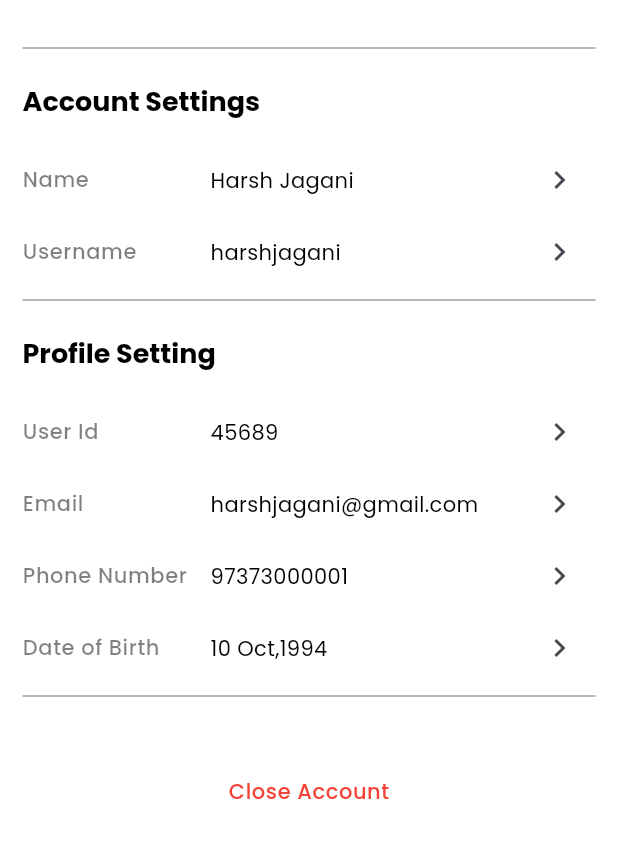
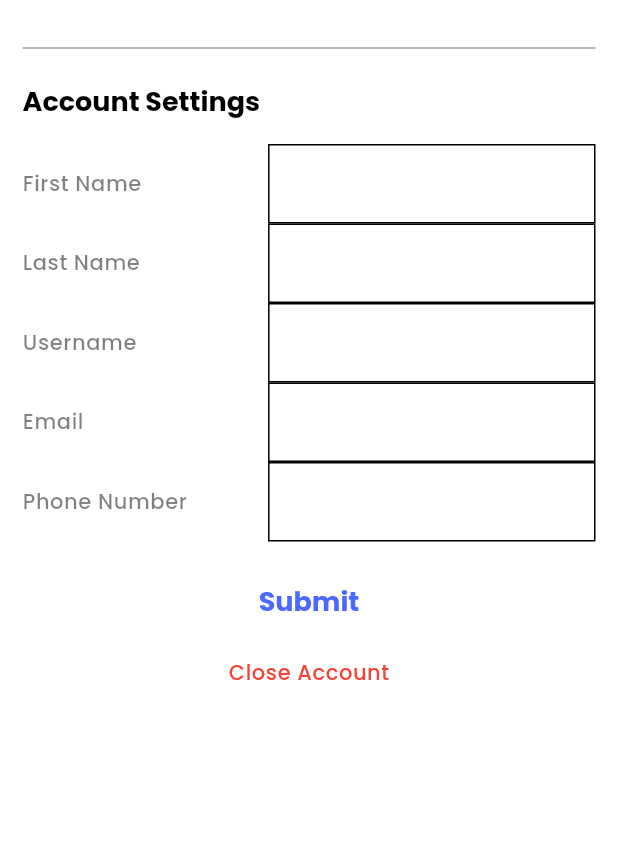
Before and after one commit to HarshJagani/e_comm, a Flutter app: the ProfileScreen screen opened directly, on a phone screen of 412 x 824 dp, the part 189-1047 px from its top. Run offline on Flutter 3.47's test engine with Material 3 defaults, Android fonts, the phone set to English and light mode, and no system bars; our stand-ins replace cloud_firestore, connectivity_plus, curved_navigation_bar, firebase_auth, firebase_core, firebase_storage and 6 more; accounts and stored records are empty.

Commit message:
today changes

```diff
--- a/lib/common/Widgets/appbar/appbar.dart
+++ b/lib/common/Widgets/appbar/appbar.dart
@@ -1,9 +1,6 @@
-import 'package:e_comm_app/features/shop/screens/setting_screem.dart';
-import 'package:e_comm_app/navigation_bar.dart';
 import 'package:e_comm_app/utils/constants/size.dart';
 import 'package:e_comm_app/utils/device/device_utilities.dart';
 import 'package:flutter/material.dart';
-import 'package:get/get.dart';
 
 class ECAppBar extends StatelessWidget implements PreferredSizeWidget {
   const ECAppBar({
--- a/lib/common/Widgets/profile_tile.dart
+++ b/lib/common/Widgets/profile_tile.dart
@@ -1,27 +1,37 @@
-import 'package:flutter/cupertino.dart';
 import 'package:flutter/material.dart';
-import 'package:flutter/widgets.dart';
 
 class ProfileTile extends StatelessWidget {
   const ProfileTile({
     super.key,
     required this.leadingText,
-    required this.icon,
-    required this.title,
-    required this.ontap,
+    required this.controller,
+    this.validator,
   });
+
   final String leadingText;
-  final IconData icon;
-  final String title;
-  final VoidCallback ontap;
+  final TextEditingController controller;
+  final String? Function(String?)? validator;
 
   @override
   Widget build(BuildContext context) {
     return Row(
       children: [
-        Expanded(flex: 3,child: Text(leadingText, style: Theme.of(context).textTheme.bodySmall,overflow: TextOverflow.ellipsis)),
-        Expanded(flex: 5,child: Text(title, style: Theme.of(context).textTheme.bodyMedium,overflow: TextOverflow.ellipsis)),
-        IconButton(icon: Icon(icon), onPressed: ontap)
+        Expanded(
+            flex: 3,
+            child: Text(leadingText,
+                style: Theme.of(context).textTheme.bodySmall,
+                overflow: TextOverflow.ellipsis)),
+        Expanded(
+            flex: 4,
+            child: TextFormField(
+              validator: validator,
+              controller: controller,
+              decoration: const InputDecoration(
+                  enabledBorder:
+                      OutlineInputBorder(borderRadius: BorderRadius.zero),
+                  disabledBorder:
+                      OutlineInputBorder(borderRadius: BorderRadius.zero)),
+            )),
       ],
     );
   }
--- a/lib/data/repositories/authentication_repo.dart
+++ b/lib/data/repositories/authentication_repo.dart
@@ -12,6 +12,9 @@
 //Variables
   final deviceStorage = GetStorage();
   final _auth = FirebaseAuth.instance;
+
+// Set authentication user data
+//User? get authUser => _auth.currentUser;
 
 
   @override
--- a/lib/features/authentication/models/usermodel.dart
+++ b/lib/features/authentication/models/usermodel.dart
@@ -21,7 +21,6 @@
       this.name});
 
 //Convert model to Json structure for storing data in firebase.
-
   Map<String, dynamic> toJson() {
     return {
       'FirstName': firstName,
@@ -34,18 +33,33 @@
     };
   }
 
+  // Static function to create an empty user model.
+  static UserModel empty() => UserModel(
+      id: '',
+      firstName: '',
+      lastName: '',
+      userName: '',
+      phoneNumber: '',
+      profilePicture: '',
+      emailAddress: '');
+
+// Facrory method to creat UserModel from a firebase document snapshot.
   factory UserModel.fromSnapshot(
       DocumentSnapshot<Map<String, dynamic>> document) {
+    if (document.data() != null) {
       final data = document.data()!;
       return UserModel(
         id: document.id,
-      firstName: data['FirstName'],
-      lastName: data['LastName'],
+        firstName: data['FirstName'] ?? '',
+        lastName: data['LastName'] ?? '',
         emailAddress: data['EmailAddress'],
-      userName: data["UserName"],
-      phoneNumber: data["PhoneNumber"],
+        userName: data["UserName"] ?? '',
+        phoneNumber: data["PhoneNumber"] ?? '',
         profilePicture: data["ProfilePicture"] ?? "",
-      name: data['Name'],
+        name: data['Name'] ?? '',
       );
+    } else {
+      return UserModel.empty();
     }
   }
+}
--- /dev/null
+++ b/lib/features/personalization/controllers/user_controller.dart
@@ -0,0 +1,26 @@
+import 'package:e_comm_app/data/repositories/user_repository.dart';
+import 'package:e_comm_app/features/authentication/models/usermodel.dart';
+import 'package:get/get.dart';
+
+class UserController extends GetxController {
+  static UserController get instance => Get.find();
+
+  Rx<UserModel> user = UserModel.empty().obs;
+  final userRepository = Get.put(UserRepository());
+
+  @override
+  void onInit() {
+    super.onInit();
+    fetchuserRecord();
+  }
+
+//Fetch user record
+  Future<void> fetchuserRecord() async {
+    try {
+      final user = await userRepository.fetchUserDetails();
+      this.user(user);
+    } catch (e) {
+      throw 'Somthing went wrong!';
+    }
+  }
+}
--- /dev/null
+++ b/lib/features/shop/controllers/update_profile_controller.dart
@@ -0,0 +1,44 @@
+import 'package:e_comm_app/data/repositories/user_repository.dart';
+import 'package:e_comm_app/features/authentication/controllers/network_manager.dart';
+import 'package:e_comm_app/features/personalization/controllers/user_controller.dart';
+import 'package:e_comm_app/utils/constants/image_strings.dart';
+import 'package:e_comm_app/utils/popups/full_screen_loader.dart';
+import 'package:flutter/material.dart';
+import 'package:get/get.dart';
+
+class UpdateProfileController extends GetxController {
+  UpdateProfileController get instance => Get.find();
+  final userRepository = UserRepository.instance;
+  final firstName = TextEditingController(text: UserController.instance.user.value.firstName??'Not Found');
+  final lastName = TextEditingController(text: UserController.instance.user.value.lastName??'Not Found');
+  final username = TextEditingController(text: UserController.instance.user.value.userName??'Not Found');
+  final email = TextEditingController(text: UserController.instance.user.value.emailAddress??'Not Found');
+  final phone = TextEditingController(text: UserController.instance.user.value.phoneNumber??'Not Found');
+  GlobalKey<FormState> updateUserDetailesKey = GlobalKey<FormState>();
+
+  Future<void> updateUserData() async{
+
+     //Start Loading
+      ECFullScreenLoader.openLoadingDialog(
+          'We are processing your information..', ECImageString.loadanimation);
+
+      // Check Internet Connectivity
+      final isConnected = await NetworkManager.instance.isConnected();
+      if (!isConnected) {
+        ECFullScreenLoader.stopLoading();
+        return ;
+      }
+
+      //Form Validation
+      if (!updateUserDetailesKey.currentState!.validate()) {
+        ECFullScreenLoader.stopLoading();
+        return;
+      }
+
+      //Update user detailes
+      await userRepository.updateUserDetails(UserController.instance.user.value);
+
+      ECFullScreenLoader.stopLoading();
+  }
+
+}
--- a/lib/features/shop/screens/profile_settings.dart
+++ b/lib/features/shop/screens/profile_settings.dart
@@ -1,8 +1,12 @@
 import 'package:e_comm_app/common/Widgets/appbar/appbar.dart';
 import 'package:e_comm_app/common/Widgets/profile_tile.dart';
+import 'package:e_comm_app/features/personalization/controllers/user_controller.dart';
+import 'package:e_comm_app/features/shop/controllers/update_profile_controller.dart';
 import 'package:e_comm_app/navigation_bar.dart';
+import 'package:e_comm_app/utils/constants/colors.dart';
 import 'package:e_comm_app/utils/constants/image_strings.dart';
 import 'package:e_comm_app/utils/constants/size.dart';
+import 'package:e_comm_app/utils/validators/validation.dart';
 import 'package:flutter/material.dart';
 import 'package:get/get.dart';
 
@@ -11,16 +15,20 @@
 
   @override
   Widget build(BuildContext context) {
+    final controller = UserController.instance;
+    final updateController = Get.put(UpdateProfileController());
     return Scaffold(
       appBar: ECAppBar(
         showBackArrow: true,
-        leadingOnPressed: () => Get.off(()=>const NavigationMenu()),
+        leadingOnPressed: () => Get.off(() => const NavigationMenu()),
         title:
             Text('Profile', style: Theme.of(context).textTheme.headlineMedium),
       ),
       body: SingleChildScrollView(
         child: Padding(
           padding: const EdgeInsets.symmetric(horizontal: 15),
+          child: Form(
+            key: updateController.updateUserDetailesKey,
             child: Column(
               crossAxisAlignment: CrossAxisAlignment.start,
               children: [
@@ -40,42 +48,42 @@
                     style: Theme.of(context).textTheme.headlineSmall),
                 const SizedBox(height: ECSize.md),
                 ProfileTile(
-                  leadingText: 'Name',
-                  icon: Icons.navigate_next,
-                  title: 'Harsh Jagani',
-                  ontap: () {}),
+                  validator: (value) => ECValidator.validateEmptytext('First Name', value),
+                  controller: updateController.firstName,
+                  leadingText: 'First Name',
+                ),
                 ProfileTile(
+                  validator: (value) => ECValidator.validateEmptytext('Last Name', value),
+                  controller: updateController.lastName,
+                  leadingText: 'Last Name',
+                ),
+                ProfileTile(
+                  validator: (value) => ECValidator.validateEmptytext('Username', value),
+                  controller: updateController.username,
                   leadingText: 'Username',
-                  icon: Icons.navigate_next,
-                  title: 'harshjagani',
-                  ontap: () {}),
-              const Divider(color: Colors.grey),
-              const SizedBox(height: ECSize.md),
-              Text('Profile Setting',
-                  style: Theme.of(context).textTheme.headlineSmall),
-              const SizedBox(height: ECSize.md),
+                ),
                 ProfileTile(
-                  leadingText: 'User Id',
-                  icon: Icons.navigate_next,
-                  title: '45689',
-                  ontap: () {}),
+                  validator: (value) => ECValidator.validateEmail(value),
+                  controller: updateController.email,
+                  leadingText: 'Email',
+                ),
                 ProfileTile(
-                  leadingText: 'Email',
-                  icon: Icons.navigate_next,
-                  title: 'harshjagani@gmail.com',
-                  ontap: () {}),
-              ProfileTile(
+                  validator: (value) => ECValidator.validatenumber(value),
+                  controller: updateController.phone,
                   leadingText: 'Phone Number',
-                  icon: Icons.navigate_next,
-                  title: '97373000001',
-                  ontap: () {}),
-              ProfileTile(
-                  leadingText: 'Date of Birth',
-                  icon: Icons.navigate_next,
-                  title: '10 Oct,1994',
-                  ontap: () {}),
-              const Divider(color: Colors.grey),
-              const SizedBox(height: ECSize.iconLg),
+                ),
+                const SizedBox(height: ECSize.iconSm),
+                Center(
+                    child: TextButton(
+                  onPressed: () {
+                   updateController.updateUserData();
+                  },
+                  child: Text('Submit',
+                      style: Theme.of(context)
+                          .textTheme
+                          .headlineSmall!
+                          .apply(color: ECColors.primary)),
+                )),
                 Center(
                     child: TextButton(
                   onPressed: () {},
@@ -89,6 +97,7 @@
             ),
           ),
         ),
+      ),
     );
   }
 }
--- a/lib/features/shop/screens/setting_screem.dart
+++ b/lib/features/shop/screens/setting_screem.dart
@@ -1,5 +1,6 @@
 import 'package:e_comm_app/common/Widgets/appbar/appbar.dart';
 import 'package:e_comm_app/common/Widgets/settingmenu_tile.dart';
+import 'package:e_comm_app/features/personalization/controllers/user_controller.dart';
 import 'package:e_comm_app/features/shop/screens/profile_settings.dart';
 import 'package:e_comm_app/utils/constants/image_strings.dart';
 import 'package:flutter/material.dart';
@@ -11,6 +12,7 @@
 
   @override
   Widget build(BuildContext context) {
+    final controller = UserController.instance;
     return Scaffold(
       body: Stack(
         children: [
@@ -39,12 +41,12 @@
                 leading: CircleAvatar(
                   child: Image.asset(ECImageString.faceBookLogo),
                 ),
-                title: Text('Harsh Jagani',
+                title: Text(controller.user.value.name??'',
                     style: Theme.of(context)
                         .textTheme
                         .headlineSmall!
                         .apply(color: Colors.white)),
-                subtitle: Text('harshjagani@gmail.com',
+                subtitle: Text(controller.user.value.emailAddress,
                     style: Theme.of(context)
                         .textTheme
                         .labelMedium!
--- a/lib/navigation_bar.dart
+++ b/lib/navigation_bar.dart
@@ -1,7 +1,6 @@
 
 import 'package:e_comm_app/features/authentication/controllers/homepage_controller.dart';
 import 'package:e_comm_app/features/authentication/screens/signup/sign_up.dart';
-import 'package:e_comm_app/features/shop/screens/favorite.dart';
 import 'package:e_comm_app/features/shop/screens/home.dart';
 import 'package:e_comm_app/features/shop/screens/setting_screem.dart';
 import 'package:e_comm_app/features/shop/screens/store.dart';
@@ -61,8 +60,8 @@
   RxInt currentIndex = 0.obs;
   final screen = [
     const HomeScreen(),
+    const SignUpScreen(),
     const Store(),
-    const SignUpScreen(),
     const SettingScreen()
   ];
 }
```
Also changed, not shown: lib/common/Widgets/appbar/home_appbar.dart (+10 -5 lines), lib/data/repositories/user_repository.dart (+43 -2 lines), lib/utils/validators/validation.dart (+10 -8 lines), 1 other file. Lines whose indentation alone changed are shown as unchanged.
